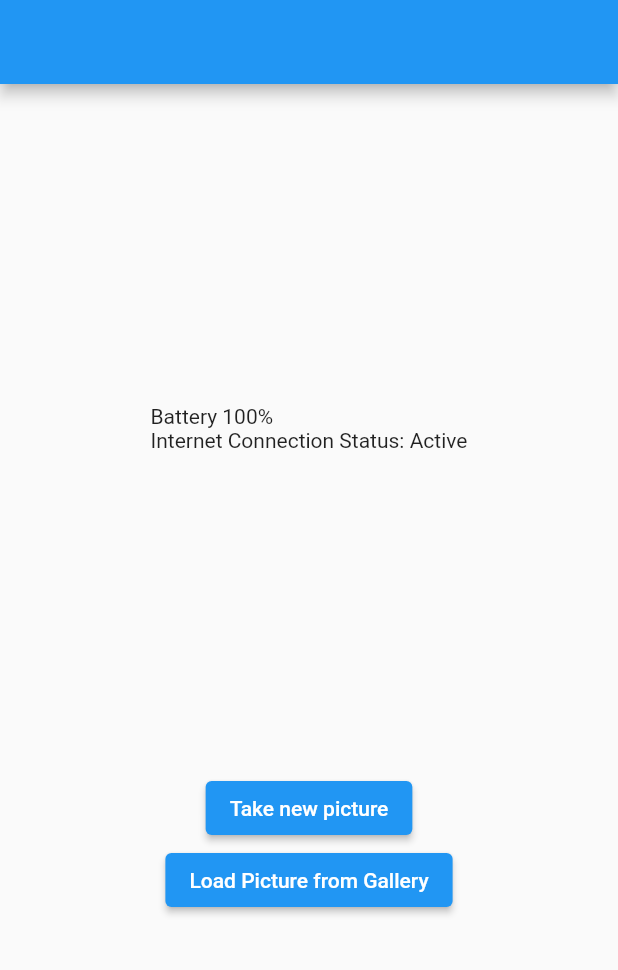
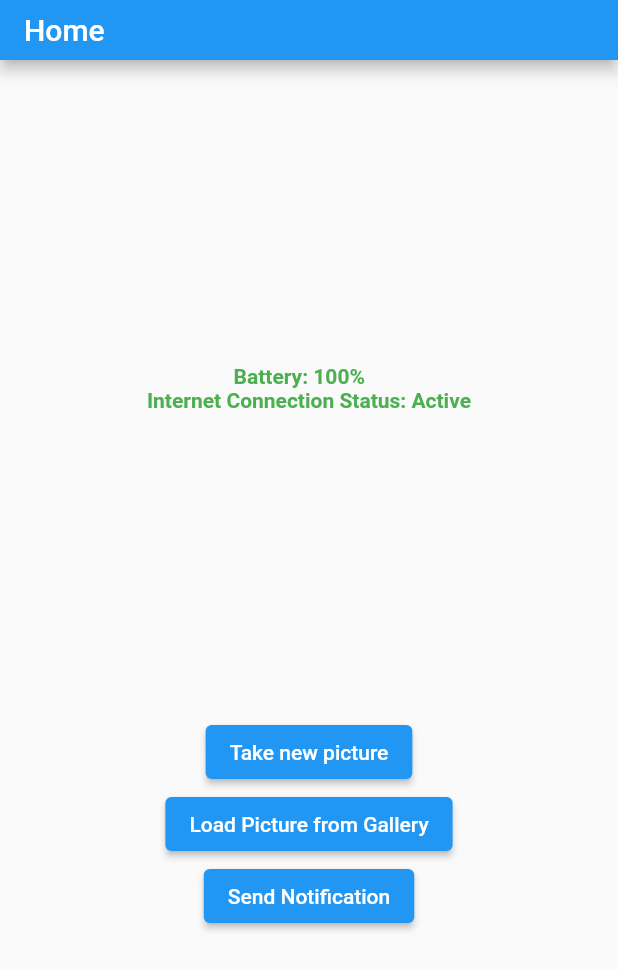
Before and after one commit to Carlos-1609/challenge, a Flutter app: the screen it shows after launch, after a tap on "Load Picture from Gallery", on a phone screen of 412 x 824 dp. Shown: the top 970 px of the screen. Run offline on Flutter 3.47's test engine with Material 2 defaults, Android fonts, the phone set to English and light mode, and no system bars; our stand-ins replace battery_plus, camera, flutter_local_notifications, flutter_native_image, gallery_saver, image_gallery_saver and 2 more; missing offline and left inert: a package.

Commit message:
Push Notification Feature

```diff
--- a/challenge/analysis_options.yaml
+++ b/challenge/analysis_options.yaml
@@ -22,6 +22,8 @@ linter:
   # `// ignore_for_file: name_of_lint` syntax on the line or in the file
   # producing the lint.
   rules:
+    prefer_const_constructors: false
+    prefer_const_literals_to_create_immutables: false
     # avoid_print: false  # Uncomment to disable the `avoid_print` rule
     # prefer_single_quotes: true  # Uncomment to enable the `prefer_single_quotes` rule
 
--- a/challenge/lib/main.dart
+++ b/challenge/lib/main.dart
@@ -4,12 +4,16 @@ import 'package:challenge/providers/connectivity_provider.dart';
 import 'package:challenge/providers/photo_provider.dart';
 import 'package:challenge/screens/camera.dart';
 import 'package:challenge/screens/displaypicture.dart';
-import 'package:challenge/screens/photogallery.dart';
 import 'package:challenge/screens/homepage.dart';
 import 'package:challenge/screens/takephoto.dart';
 import 'package:flutter/material.dart';
+import 'package:flutter_local_notifications/flutter_local_notifications.dart';
 import 'package:provider/provider.dart';
 
+import 'providers/notification_provider.dart';
+
+final FlutterLocalNotificationsPlugin flutterLocalNotificationsPlugin =
+    FlutterLocalNotificationsPlugin();
 void main() async {
   WidgetsFlutterBinding.ensureInitialized();
   // // Obtain a list of the available cameras on the device.
@@ -19,11 +23,43 @@ void main() async {
   ));
 }
 
-class MyApp extends StatelessWidget {
+class MyApp extends StatefulWidget {
   const MyApp({super.key, required this.camera});
   final List<CameraDescription> camera;
 
-  // This widget is the root of your application.
+  @override
+  State<MyApp> createState() => _MyAppState();
+}
+
+class _MyAppState extends State<MyApp> with WidgetsBindingObserver {
+  @override
+  void initState() {
+    super.initState();
+    WidgetsBinding.instance.addObserver(this);
+    NotificationProvider.initialize(flutterLocalNotificationsPlugin);
+  }
+
+  @override
+  void dispose() {
+    WidgetsBinding.instance.removeObserver(this);
+    super.dispose();
+  }
+
+  @override
+  void didChangeAppLifecycleState(AppLifecycleState state) {
+    super.didChangeAppLifecycleState(state);
+    if (state == AppLifecycleState.inactive ||
+        state == AppLifecycleState.detached) return;
+    final isAppBackground = state == AppLifecycleState.paused;
+    if (isAppBackground) {
+      print('se salio de la app');
+      NotificationProvider.showTextNotification(
+          title: "Leaving the app",
+          body: "Press to go back to the app",
+          fln: flutterLocalNotificationsPlugin);
+    }
+  }
+
   @override
   Widget build(BuildContext context) {
     return MultiProvider(
@@ -40,9 +76,8 @@ class MyApp extends StatelessWidget {
         home: const HomePage(),
         routes: {
           HomePage.routeName: (context) => const HomePage(),
-          PhotoGallery.routeName: (context) => const PhotoGallery(),
           TakePhoto.routeName: (context) => const TakePhoto(),
-          Camera.routeName: (context) => Camera(cameras: camera),
+          Camera.routeName: (context) => Camera(cameras: widget.camera),
           DisplayPicture.routeName: (context) => const DisplayPicture(),
         },
       ),
--- a/challenge/lib/providers/battery_provider.dart
+++ b/challenge/lib/providers/battery_provider.dart
@@ -7,12 +7,14 @@ class BatteryProvider with ChangeNotifier {
   int batteryPercentage = 100;
   final Battery battery = Battery();
   int batteryLevel = 0;
+  bool isLoading = true;
   Timer? timer;
   // Timer timer;
 
   _getBatteryLevel() async {
     final level = await battery.batteryLevel;
     batteryLevel = level;
+    isLoading = false;
     notifyListeners();
   }
 
--- /dev/null
+++ b/challenge/lib/providers/notification_provider.dart
@@ -0,0 +1,52 @@
+import 'package:flutter/material.dart';
+import 'package:flutter_local_notifications/flutter_local_notifications.dart';
+
+class NotificationProvider {
+  static Future initialize(
+      FlutterLocalNotificationsPlugin flutterLocalNotificationsPlugin) async {
+    var androidInitialize = AndroidInitializationSettings('mipmap/ic_launcher');
+    var iOSInitialize = DarwinInitializationSettings();
+    var initializationSettings =
+        InitializationSettings(android: androidInitialize, iOS: iOSInitialize);
+    await flutterLocalNotificationsPlugin.initialize(initializationSettings);
+  }
+
+  static Future showTextNotification({
+    var id = 0,
+    required String title,
+    required String body,
+    var payload,
+    required FlutterLocalNotificationsPlugin fln,
+  }) async {
+    AndroidNotificationDetails androidPlatformChannelSpecifics =
+        AndroidNotificationDetails(
+      'channel_ids',
+      'channel_names',
+      importance: Importance.max,
+      priority: Priority.high,
+    );
+
+    var notification = NotificationDetails(
+        android: androidPlatformChannelSpecifics,
+        iOS: DarwinNotificationDetails());
+
+    await fln.show(0, title, body, notification);
+    print('se mando la notification');
+  }
+  // static final _notifications = FlutterLocalNotificationsPlugin();
+
+  // static Future _notificationDetails() async {
+  //   return NotificationDetails(
+  //       android: AndroidNotificationDetails(
+  //         'channel id',
+  //         'channel name',
+  //         channelDescription: 'channel description',
+  //       ),
+  //       iOS: DarwinNotificationDetails());
+  // }
+
+  // static Future showNotification(
+  //         {int id = 0, String? title, String? body, String? payload}) async =>
+  //     _notifications.show(id, title, body, await _notificationDetails(),
+  //         payload: payload);
+}
--- a/challenge/lib/providers/photo_provider.dart
+++ b/challenge/lib/providers/photo_provider.dart
@@ -1,18 +1,25 @@
+import 'dart:convert';
 import 'dart:io';
 import 'package:camera/camera.dart';
 import 'package:challenge/screens/displaypicture.dart';
 import 'package:flutter/material.dart';
 import 'package:flutter/services.dart';
+import 'package:flutter_native_image/flutter_native_image.dart';
 import 'package:gallery_saver/gallery_saver.dart';
+import 'package:image_gallery_saver/image_gallery_saver.dart';
 import 'package:image_picker/image_picker.dart';
 import 'package:path/path.dart';
 import 'package:path_provider/path_provider.dart';
-
-import '../screens/photogallery.dart';
+import 'package:http/http.dart' as http;
 
 class PhotoProvider with ChangeNotifier {
-  File? image;
+  File? image; //path de la image file
+  XFile? _compressedFile;
+  String _imagePath = '';
+  String imageId = '';
+  String? base64String;
   bool isImageTaken = false;
+  var imaggaResponse = '';
 
   set setIsImageTaken(bool imageState) {
     isImageTaken = imageState;
@@ -23,10 +30,11 @@ class PhotoProvider with ChangeNotifier {
     try {
       final image = await ImagePicker().pickImage(source: source);
       if (image == null) return;
+      _compressedFile = image;
       final imageTemporary = File(image.path);
       this.image = imageTemporary;
       notifyListeners();
-      Navigator.of(ctx).pushReplacementNamed(DisplayPicture.routeName);
+      Navigator.of(ctx).pushNamed(DisplayPicture.routeName);
     } on PlatformException catch (e) {
       print('Failed to pick image: $e');
     }
@@ -45,7 +53,6 @@ class PhotoProvider with ChangeNotifier {
       image = File(tmpImage.path);
       isImageTaken = true;
       notifyListeners();
-      print(image);
       if (!mounted) return;
     } catch (e) {
       // If an error occurs, log the error to the console.
@@ -57,6 +64,66 @@ class PhotoProvider with ChangeNotifier {
     Directory appDocDir = await getApplicationDocumentsDirectory();
     String appDocPath = appDocDir.path;
     final fileName = basename(image!.path);
-    await GallerySaver.saveImage('$appDocPath/$fileName');
+    _imagePath =
+        '$appDocPath/$fileName'; //este es el directorio donde esta la imagen en el phone
+    // await FlutterNativeImage.compressImage(_imagePath, quality: 5);
+    Uint8List imagebytes = await image!.readAsBytes();
+    // base64String = base64.encode(imagebytes);
+    final result = await ImageGallerySaver.saveImage(imagebytes);
+    print(result);
+    fetchImagga();
+    notifyListeners();
+  }
+
+  fetchImagga() async {
+    //'https://docs.imagga.com/static/images/docs/sample/japan-605234_1280.jpg'
+    try {
+      // print('esta es la image:');
+      // print(image);
+      // print('esta es la image path');
+      // print(_imagePath);
+
+      // const apiKey = 'acc_20a56c934c2b43a';
+      // const apiSecret = '085afbeab88c89b6d52f07541efb73ab';
+      // const imageUrl =
+      //     'https://docs.imagga.com/static/images/docs/sample/japan-605234_1280.jpg';
+      var url = Uri.https(
+          'api.imagga.com', '/v2/tags', {'image_base64': base64String});
+      print(url);
+      var response = await http.post(
+        url,
+        headers: {
+          'Content-Type': 'application/json',
+          'authorization':
+              'Basic YWNjXzIwYTU2YzkzNGMyYjQzYTowODVhZmJlYWI4OGM4OWI2ZDUyZjA3NTQxZWZiNzNhYg==',
+        },
+      );
+      imaggaResponse = response.body;
+      // print('el body: ');
+      // print(response.body);
+      Map<String, dynamic> responseData = jsonDecode(response.body);
+      notifyListeners();
+      print(responseData);
+
+      // print(responseData['result']['upload_id']);
+      // imageId = responseData['result']['upload_id'];
+
+      // if (imageId == '') return;
+
+      // url =
+      //     Uri.https('api.imagga.com', '/v2/tags', {'image_upload_id': imageId});
+      // response = await http.get(
+      //   url,
+      //   headers: {
+      //     'Content-Type': 'application/json',
+      //     'authorization':
+      //         'Basic YWNjXzIwYTU2YzkzNGMyYjQzYTowODVhZmJlYWI4OGM4OWI2ZDUyZjA3NTQxZWZiNzNhYg==',
+      //   },
+      // );
+      // print('el body: ');
+      // print(response.body);
+    } catch (error) {
+      rethrow;
+    }
   }
 }
--- a/challenge/lib/screens/homepage.dart
+++ b/challenge/lib/screens/homepage.dart
@@ -1,16 +1,17 @@
-import 'dart:io';
+import 'package:challenge/providers/notification_provider.dart';
+import 'package:challenge/providers/photo_provider.dart';
 
-import 'package:challenge/providers/photo_provider.dart';
-import 'package:challenge/screens/photogallery.dart';
-import 'package:challenge/screens/takephoto.dart';
 import 'package:challenge/widgets/deviceinfo.dart';
 import 'package:flutter/material.dart';
-import 'package:flutter/services.dart';
+import 'package:flutter_local_notifications/flutter_local_notifications.dart';
+
 import 'package:image_picker/image_picker.dart';
 import 'package:provider/provider.dart';
 
-import '../providers/battery_provider.dart';
 import 'camera.dart';
+
+final FlutterLocalNotificationsPlugin flutterLocalNotificationsPlugin =
+    FlutterLocalNotificationsPlugin();
 
 class HomePage extends StatefulWidget {
   const HomePage({super.key});
@@ -22,10 +23,19 @@ class HomePage extends StatefulWidget {
 
 class _HomePageState extends State<HomePage> {
   @override
+  void initState() {
+    super.initState();
+    NotificationProvider.initialize(flutterLocalNotificationsPlugin);
+  }
+
+  @override
   Widget build(BuildContext context) {
     final photo = Provider.of<PhotoProvider>(context);
     return Scaffold(
-      appBar: AppBar(),
+      appBar: AppBar(
+        title: Text('Home'),
+        toolbarHeight: 40,
+      ),
       body: Column(
         mainAxisAlignment: MainAxisAlignment.spaceEvenly,
         children: [
@@ -37,15 +47,26 @@ class _HomePageState extends State<HomePage> {
                 ElevatedButton(
                   onPressed: () {
                     //photo.pickImage(context, ImageSource.camera);
+                    photo.imaggaResponse = '';
                     Navigator.of(context).pushNamed(Camera.routeName);
                   },
                   child: Text('Take new picture'),
                 ),
                 ElevatedButton(
                   onPressed: () {
+                    photo.imaggaResponse = '';
                     photo.pickImage(context, ImageSource.gallery);
                   },
                   child: Text('Load Picture from Gallery'),
+                ),
+                ElevatedButton(
+                  onPressed: () {
+                    NotificationProvider.showTextNotification(
+                        title: "Leaving the app",
+                        body: "Press to go back to the app",
+                        fln: flutterLocalNotificationsPlugin);
+                  },
+                  child: Text('Send Notification'),
                 ),
               ],
             ),
--- a/challenge/lib/widgets/deviceinfo.dart
+++ b/challenge/lib/widgets/deviceinfo.dart
@@ -37,11 +37,33 @@ class _DeviceInfoState extends State<DeviceInfo> {
     var battery = Provider.of<BatteryProvider>(context);
     var conn = Provider.of<ConnectivityProvider>(context);
     return Column(
-      crossAxisAlignment: CrossAxisAlignment.start,
+      crossAxisAlignment: CrossAxisAlignment.center,
       children: [
-        Text('Battery ${battery.batteryLevel}%'),
+        Row(
+          mainAxisAlignment: MainAxisAlignment.center,
+          children: [
+            Text(
+              'Battery: ${battery.batteryLevel}%',
+              style:
+                  TextStyle(color: Colors.green, fontWeight: FontWeight.bold),
+            ),
+            SizedBox(
+              width: 3,
+            ),
+            SizedBox(
+              height: 10,
+              width: 10,
+              child:
+                  battery.isLoading ? CircularProgressIndicator() : SizedBox(),
+            ),
+          ],
+        ),
         Text(
-            'Internet Connection Status: ${conn.hasInternet ? 'Active' : 'Disable'}')
+          'Internet Connection Status: ${conn.hasInternet ? 'Active' : 'Disable'}',
+          style: TextStyle(
+              color: conn.hasInternet ? Colors.green : Colors.red,
+              fontWeight: FontWeight.bold),
+        )
       ],
     );
   }
--- a/challenge/pubspec.yaml
+++ b/challenge/pubspec.yaml
@@ -39,6 +39,10 @@ dependencies:
   path_provider:
   path:
   gallery_saver: ^2.3.2
+  http: ^0.13.5
+  image_gallery_saver: '^1.7.1'
+  flutter_local_notifications: ^12.0.3
+  flutter_native_image: ^0.0.6+1
 
 
 
```
Also changed, not shown: challenge/lib/screens/camera.dart (+16 -5 lines), challenge/lib/screens/displaypicture.dart (+99 -3 lines), challenge/lib/screens/photogallery.dart (deleted, +0 -29 lines), challenge/pubspec.lock, 5 other files.
